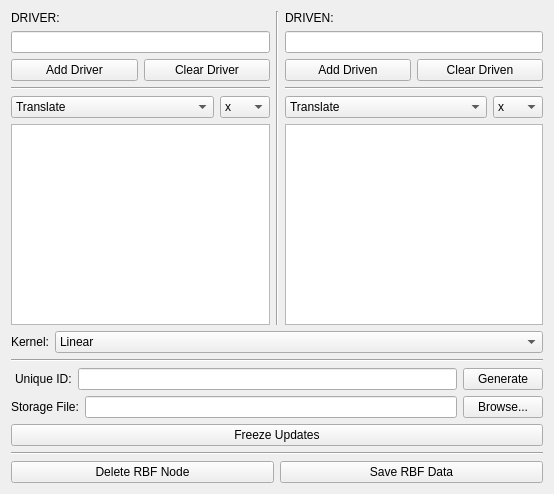
Above: SimonsSandbox/RBFManagerWidget.ui from sburdick-code/MayaScripts before the change. Below: the same form after it.
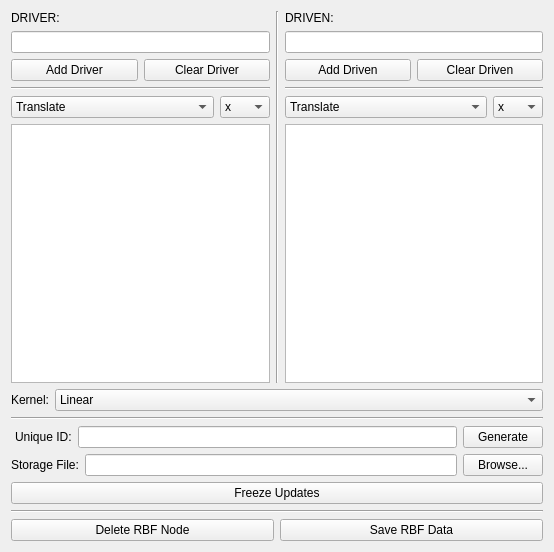
That is the form after the change.

Commit message: Updated, write an empty file if JSON path is for a new file.

Patch:
```diff
--- a/SimonsSandbox/RBFManagerWidget.ui
+++ b/SimonsSandbox/RBFManagerWidget.ui
@@ -7,7 +7,7 @@
     <x>0</x>
     <y>0</y>
     <width>554</width>
-    <height>494</height>
+    <height>552</height>
    </rect>
   </property>
   <property name="windowTitle">
```
The commit also changes 1 other file.
